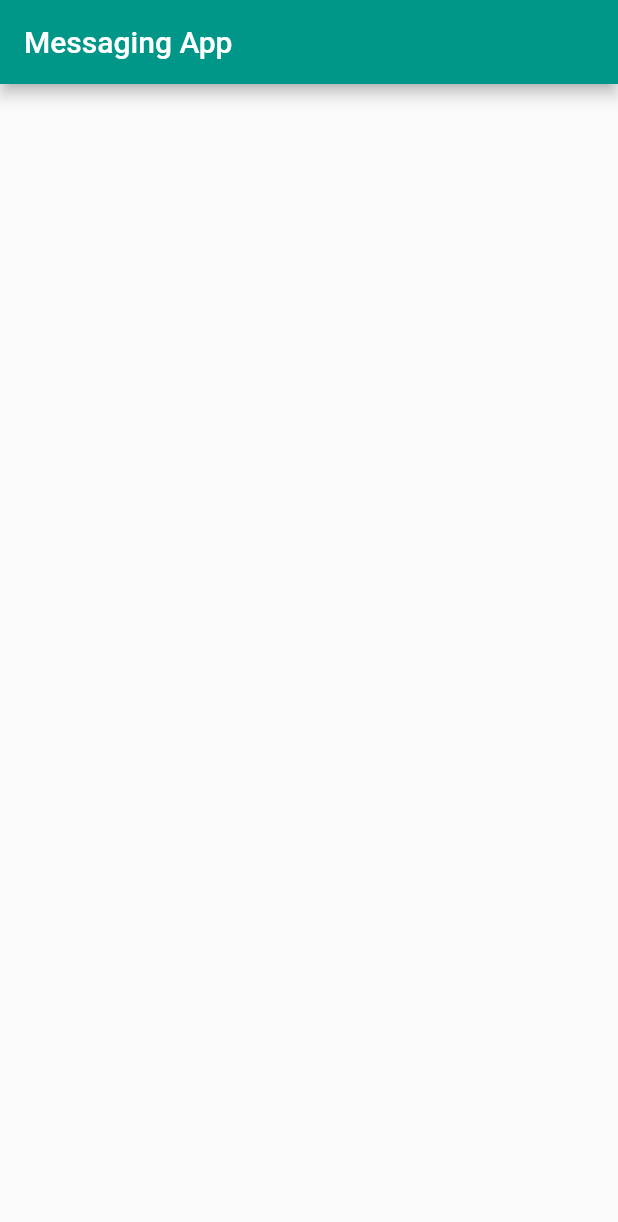
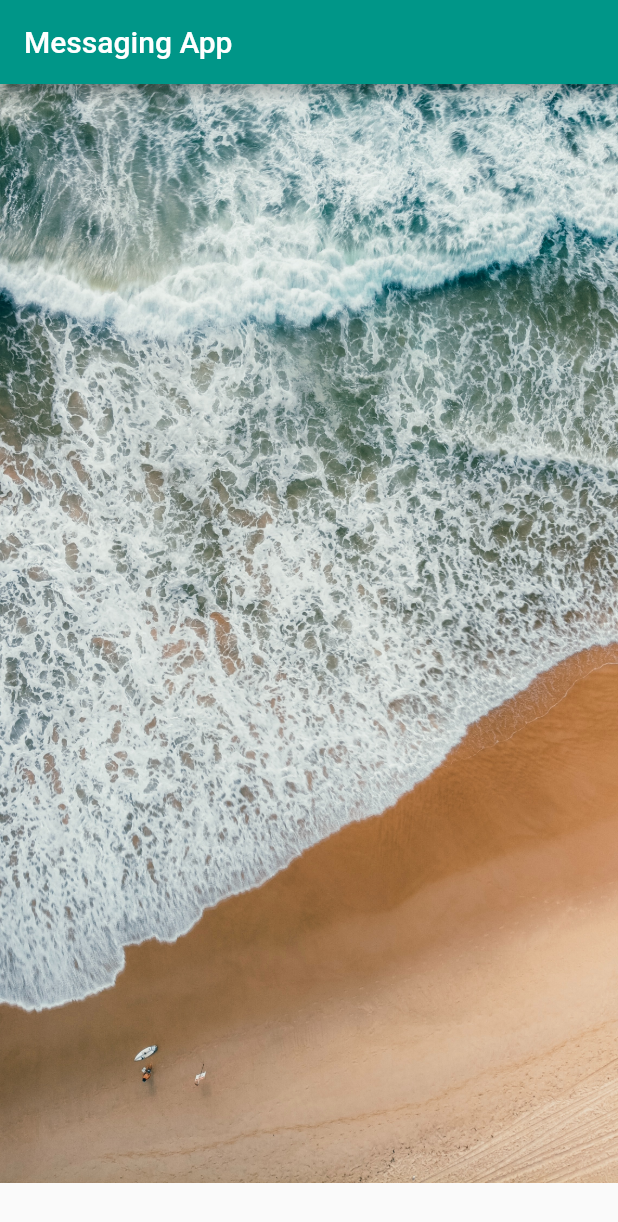
Before and after one commit to felipe-gerula/mensajeria_app, a Flutter app: the screen it shows after launch, on a phone screen of 412 x 824 dp. Shown: the top 1222 px of the screen. Run offline on Flutter 3.47's test engine with Material 2 defaults, Android fonts, the phone set to English and light mode, and no system bars; our stand-ins replace cloud_firestore; accounts and stored records are empty.

Commit message:
Cambios en el diseño del menu de grupos

```diff
--- a/lib/pages/group_list_pages.dart
+++ b/lib/pages/group_list_pages.dart
@@ -21,7 +21,14 @@ class GroupListPage extends StatelessWidget {
             if(!snapshot.hasData){
               return Loading();
             }
-            return GroupList(groups : snapshot.data);
+            return Stack(
+              children: <Widget>[LayoutBuilder(builder:(context,BoxConstraints contraints){
+                return Image.asset("assets/arena-background.jpg");
+              },
+              ),
+                GroupList(groups : snapshot.data),
+              ],
+            );
            }
           ),
     );
```
Also changed, not shown: lib/widgets/group_tile.dart (+6 -2 lines).
